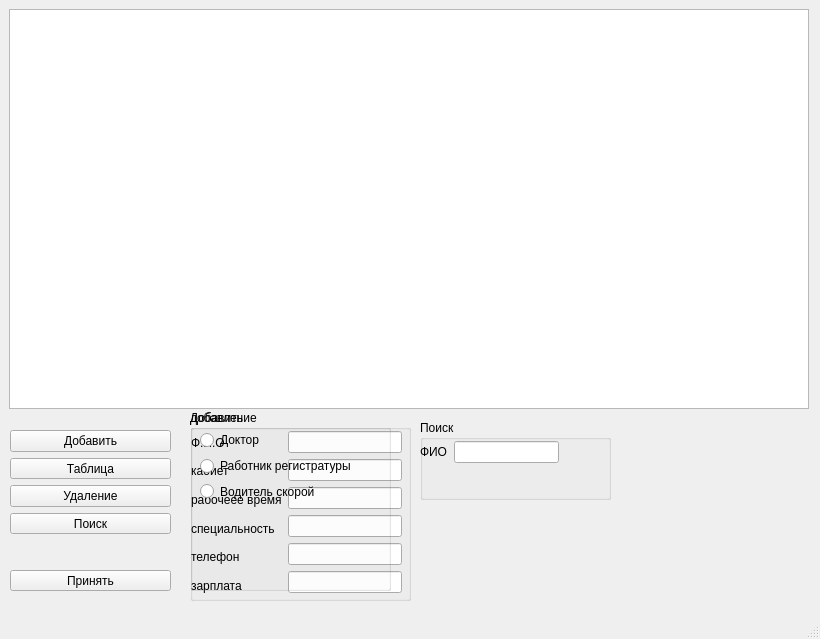
Old version of the form kurs/kurs/mainwindow.ui in the repository sashaem1/AllThings.
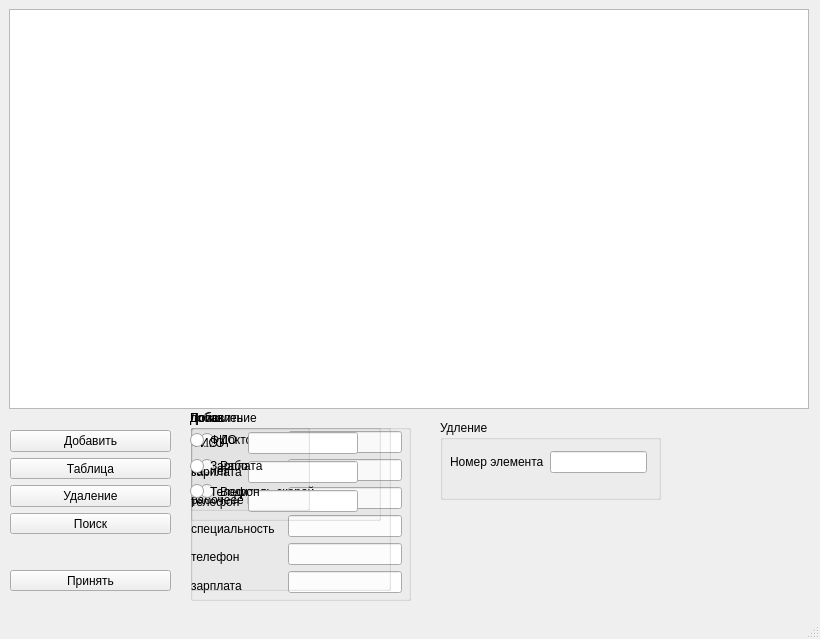
New version of the form.

Commit message: kurs +добавлиние и поиск

What changed in the file:
```diff
--- a/kurs/kurs/mainwindow.ui
+++ b/kurs/kurs/mainwindow.ui
@@ -188,39 +188,67 @@
    <widget class="QGroupBox" name="groupBox3">
     <property name="geometry">
      <rect>
-      <x>420</x>
-      <y>420</y>
+      <x>190</x>
+      <y>410</y>
       <width>191</width>
-      <height>80</height>
+      <height>111</height>
      </rect>
     </property>
     <property name="title">
      <string>Поиск</string>
     </property>
-    <widget class="QWidget" name="">
+    <widget class="QWidget" name="layoutWidget">
      <property name="geometry">
       <rect>
-       <x>0</x>
-       <y>20</y>
-       <width>139</width>
-       <height>24</height>
+       <x>1</x>
+       <y>21</y>
+       <width>167</width>
+       <height>82</height>
       </rect>
      </property>
      <layout class="QHBoxLayout" name="horizontalLayout_2">
       <item>
-       <widget class="QLabel" name="label_7">
-        <property name="text">
-         <string>ФИО</string>
-        </property>
-       </widget>
+       <layout class="QVBoxLayout" name="verticalLayout_5">
+        <item>
+         <widget class="QLabel" name="label_7">
+          <property name="text">
+           <string>ФИО</string>
+          </property>
+         </widget>
+        </item>
+        <item>
+         <widget class="QLabel" name="label_8">
+          <property name="text">
+           <string>зарплата</string>
+          </property>
+         </widget>
+        </item>
+        <item>
+         <widget class="QLabel" name="label_9">
+          <property name="text">
+           <string>телефон</string>
+          </property>
+         </widget>
+        </item>
+       </layout>
       </item>
       <item>
-       <widget class="QLineEdit" name="lineEditSerchFullName"/>
+       <layout class="QVBoxLayout" name="verticalLayout_6">
+        <item>
+         <widget class="QLineEdit" name="lineEditSerchFullName"/>
+        </item>
+        <item>
+         <widget class="QLineEdit" name="lineEditSerchSalaru"/>
+        </item>
+        <item>
+         <widget class="QLineEdit" name="lineEditSerchTelephone"/>
+        </item>
+       </layout>
       </item>
      </layout>
     </widget>
    </widget>
-   <widget class="QWidget" name="">
+   <widget class="QWidget" name="layoutWidget">
     <property name="geometry">
      <rect>
       <x>10</x>
@@ -260,6 +288,87 @@
      </item>
     </layout>
    </widget>
+   <widget class="QGroupBox" name="groupBox4">
+    <property name="geometry">
+     <rect>
+      <x>190</x>
+      <y>410</y>
+      <width>120</width>
+      <height>101</height>
+     </rect>
+    </property>
+    <property name="title">
+     <string>Поиск</string>
+    </property>
+    <widget class="QWidget" name="layoutWidget">
+     <property name="geometry">
+      <rect>
+       <x>0</x>
+       <y>20</y>
+       <width>86</width>
+       <height>71</height>
+      </rect>
+     </property>
+     <layout class="QVBoxLayout" name="verticalLayout_7">
+      <item>
+       <widget class="QRadioButton" name="SerchFullNameRadio">
+        <property name="text">
+         <string>ФИО</string>
+        </property>
+       </widget>
+      </item>
+      <item>
+       <widget class="QRadioButton" name="SerchSalaruRadio">
+        <property name="text">
+         <string>Зарплата</string>
+        </property>
+       </widget>
+      </item>
+      <item>
+       <widget class="QRadioButton" name="SerchTelephoneRadio">
+        <property name="text">
+         <string>Телефон</string>
+        </property>
+       </widget>
+      </item>
+     </layout>
+    </widget>
+   </widget>
+   <widget class="QGroupBox" name="groupBox5">
+    <property name="geometry">
+     <rect>
+      <x>440</x>
+      <y>420</y>
+      <width>221</width>
+      <height>80</height>
+     </rect>
+    </property>
+    <property name="title">
+     <string>Удление</string>
+    </property>
+    <widget class="QWidget" name="">
+     <property name="geometry">
+      <rect>
+       <x>10</x>
+       <y>30</y>
+       <width>197</width>
+       <height>24</height>
+      </rect>
+     </property>
+     <layout class="QHBoxLayout" name="horizontalLayout_3">
+      <item>
+       <widget class="QLabel" name="label_10">
+        <property name="text">
+         <string>Номер элемента</string>
+        </property>
+       </widget>
+      </item>
+      <item>
+       <widget class="QLineEdit" name="lineEditDeleteNomber"/>
+      </item>
+     </layout>
+    </widget>
+   </widget>
   </widget>
   <widget class="QMenuBar" name="menubar">
    <property name="geometry">
```
The commit also changes 10 other files.
